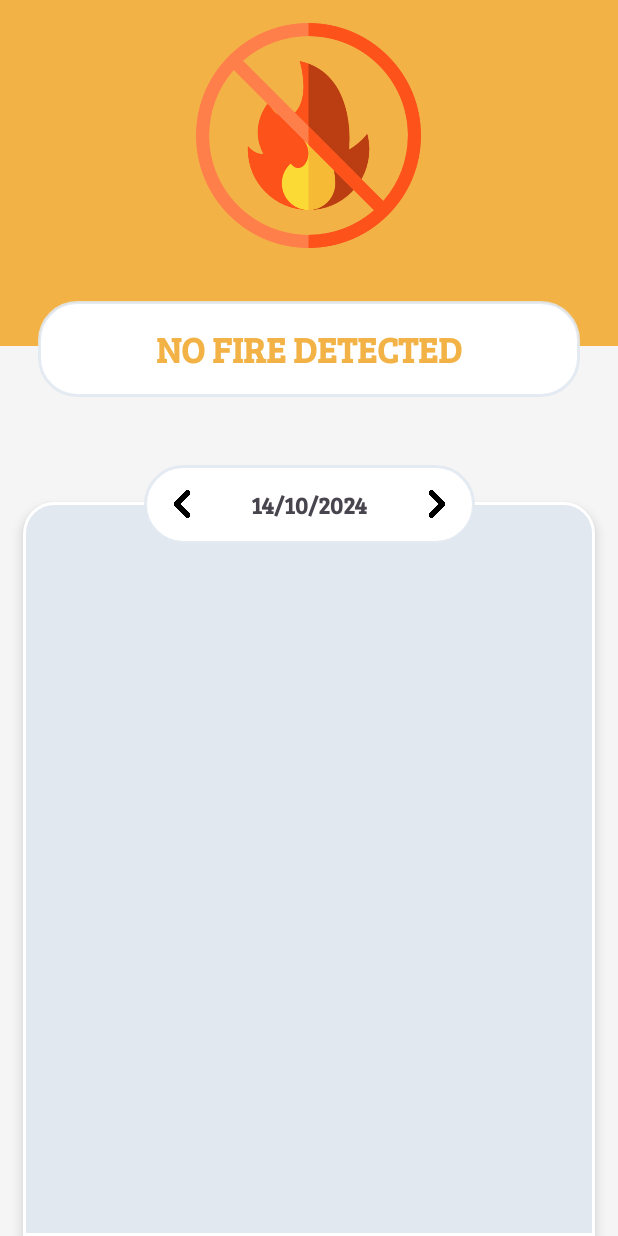
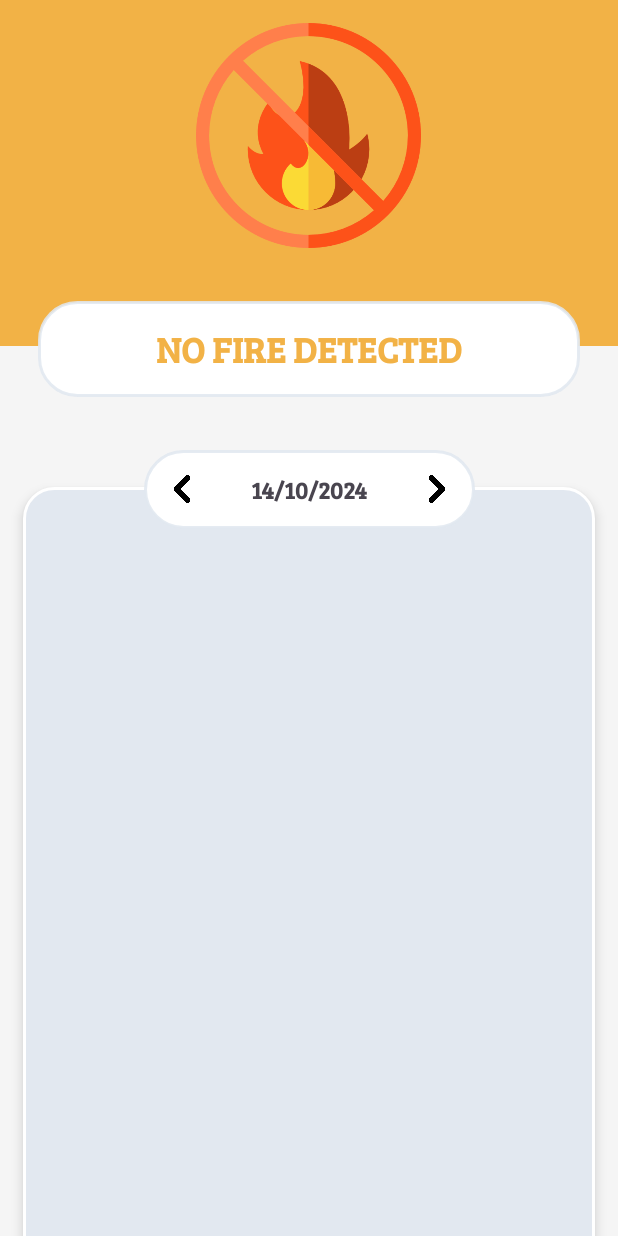
Before and after one commit to BIN-PDT/MOBILE_FIRE_DETECTION, an Android app: the screen it shows after launch (MainActivity), on a phone screen of 412 x 824 dp. Run offline under Robolectric (Android 15) with nearby library versions, the phone set to English and light mode, and no system bars; our stand-ins replace Firebase (no records; nobody signed in at launch, a user with empty details on screens opened directly).

Commit message:
UPDATE LAYOUT

```diff
--- a/app/src/main/res/layout/activity_main.xml
+++ b/app/src/main/res/layout/activity_main.xml
@@ -112,11 +112,12 @@
             android:layout_width="match_parent"
             android:layout_height="0dp"
             android:layout_marginHorizontal="15dp"
-            android:layout_marginTop="50dp"
+            android:layout_marginTop="40dp"
+            android:layout_marginBottom="-5dp"
             android:background="@drawable/bg_history"
             android:elevation="5dp"
             android:paddingHorizontal="15dp"
-            android:paddingTop="40dp"
+            android:paddingTop="35dp"
             app:layout_constraintBottom_toBottomOf="parent"
             app:layout_constraintTop_toBottomOf="@id/layout_detecting">
 
@@ -125,7 +126,7 @@
         <LinearLayout
             android:layout_width="wrap_content"
             android:layout_height="wrap_content"
-            android:layout_marginTop="25dp"
+            android:layout_marginTop="15dp"
             android:background="@drawable/bg_notification"
             android:elevation="10dp"
             android:gravity="center"
--- a/app/src/main/res/layout/item_history.xml
+++ b/app/src/main/res/layout/item_history.xml
@@ -5,7 +5,8 @@
     android:layout_width="match_parent"
     android:layout_height="wrap_content"
     android:layout_marginBottom="15dp"
-    app:cardCornerRadius="10dp">
+    app:cardCornerRadius="10dp"
+    app:cardElevation="0dp">
 
     <LinearLayout
         android:layout_width="match_parent"
```
